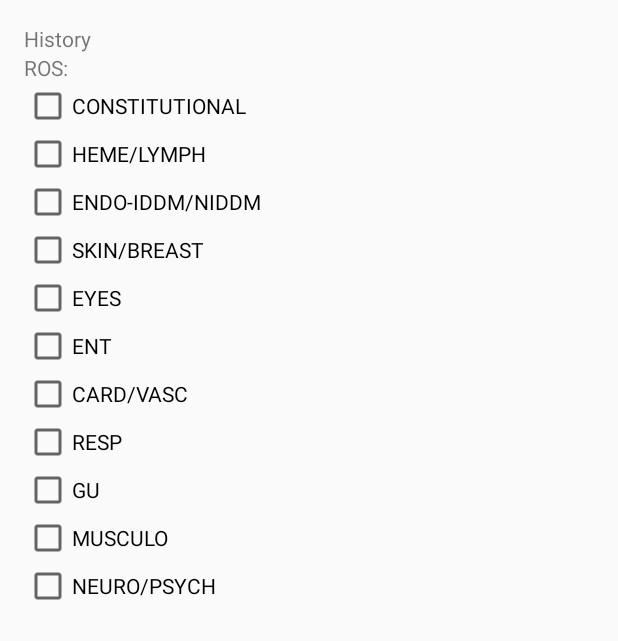
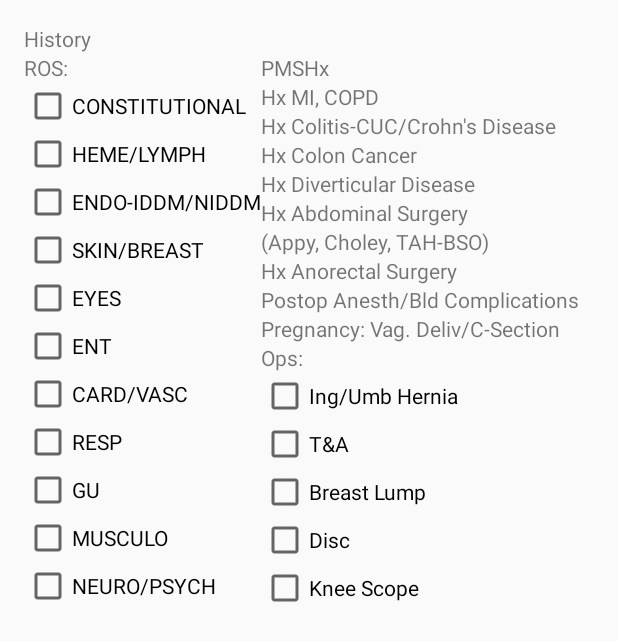
Before and after one commit to dkhagen/ExamRecord, an Android app: the layout fragment_exam_history.xml on its own in the app's theme, with its tools: preview values and no code run, on a phone screen of 412 x 824 dp. Shown: the top 641 px of the screen. Run offline under Robolectric (Android 15) with nearby library versions, the phone set to English and light mode, and no system bars.

Commit message:
Added more to history fragment

```diff
--- a/app/src/main/res/layout/content_patient_view.xml
+++ b/app/src/main/res/layout/content_patient_view.xml
@@ -47,7 +47,8 @@
         android:src="@drawable/technology"
         android:layout_alignTop="@+id/email_button"
         android:layout_toLeftOf="@+id/email_button"
-        android:layout_toStartOf="@+id/email_button" />
+        android:layout_toStartOf="@+id/email_button"
+        android:layout_marginRight="20dp" />
 
     <Button
         android:layout_width="wrap_content"
--- a/app/src/main/res/layout/fragment_exam_history.xml
+++ b/app/src/main/res/layout/fragment_exam_history.xml
@@ -113,7 +113,110 @@
         <LinearLayout
             android:orientation="vertical"
             android:layout_width="match_parent"
-            android:layout_height="match_parent"></LinearLayout>
+            android:layout_height="match_parent">
+
+            <TextView
+                android:layout_width="wrap_content"
+                android:layout_height="wrap_content"
+                android:text="PMSHx"
+                android:id="@+id/textView" />
+
+            <TextView
+                android:layout_width="wrap_content"
+                android:layout_height="wrap_content"
+                android:text="Hx MI, COPD"
+                android:id="@+id/textView2" />
+
+            <TextView
+                android:layout_width="wrap_content"
+                android:layout_height="wrap_content"
+                android:text="Hx Colitis-CUC/Crohn&apos;s Disease"
+                android:id="@+id/textView3" />
+
+            <TextView
+                android:layout_width="wrap_content"
+                android:layout_height="wrap_content"
+                android:text="Hx Colon Cancer"
+                android:id="@+id/textView4" />
+
+            <TextView
+                android:layout_width="wrap_content"
+                android:layout_height="wrap_content"
+                android:text="Hx Diverticular Disease"
+                android:id="@+id/textView5" />
+
+            <TextView
+                android:layout_width="wrap_content"
+                android:layout_height="wrap_content"
+                android:text="Hx Abdominal Surgery"
+                android:id="@+id/textView6" />
+
+            <TextView
+                android:layout_width="wrap_content"
+                android:layout_height="wrap_content"
+                android:text="(Appy, Choley, TAH-BSO)"
+                android:id="@+id/textView7" />
+
+            <TextView
+                android:layout_width="wrap_content"
+                android:layout_height="wrap_content"
+                android:text="Hx Anorectal Surgery"
+                android:id="@+id/textView8" />
+
+            <TextView
+                android:layout_width="wrap_content"
+                android:layout_height="wrap_content"
+                android:text="Postop Anesth/Bld Complications"
+                android:id="@+id/textView9" />
+
+            <TextView
+                android:layout_width="wrap_content"
+                android:layout_height="wrap_content"
+                android:text="Pregnancy: Vag. Deliv/C-Section"
+                android:id="@+id/textView10" />
+
+            <TextView
+                android:layout_width="wrap_content"
+                android:layout_height="wrap_content"
+                android:text="Ops:"
+                android:id="@+id/textView11" />
+
+            <CheckBox
+                android:layout_width="wrap_content"
+                android:layout_height="wrap_content"
+                android:text="Ing/Umb Hernia"
+                android:id="@+id/ing_umb_hernia_check_box"
+                android:checked="false" />
+
+            <CheckBox
+                android:layout_width="wrap_content"
+                android:layout_height="wrap_content"
+                android:text="T&amp;A"
+                android:id="@+id/t_a_check_box"
+                android:checked="false" />
+
+            <CheckBox
+                android:layout_width="wrap_content"
+                android:layout_height="wrap_content"
+                android:text="Breast Lump"
+                android:id="@+id/breast_lump_check_box"
+                android:checked="false" />
+
+            <CheckBox
+                android:layout_width="wrap_content"
+                android:layout_height="wrap_content"
+                android:text="Disc"
+                android:id="@+id/disc_check_box"
+                android:checked="false" />
+
+            <CheckBox
+                android:layout_width="wrap_content"
+                android:layout_height="wrap_content"
+                android:text="Knee Scope"
+                android:id="@+id/knee_scope_check_box"
+                android:checked="false" />
+
+        </LinearLayout>
     </LinearLayout>
 
 </LinearLayout>
```
